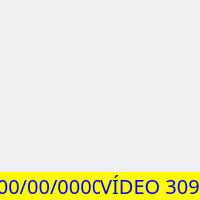
Before: the Qt Designer form panes/items/fvideoitem.ui in victormac3000/Fusion_ffmpeg_studio, drawn with Qt 5.
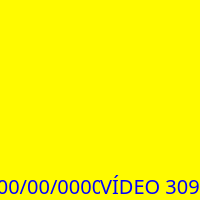
After: the same form once the commit is applied. Icons and pictures are not drawn.

Commit message: Normal equirectangular video player working

Diff of the .ui file:
```diff
--- a/panes/items/fvideoitem.ui
+++ b/panes/items/fvideoitem.ui
@@ -16,11 +16,19 @@
     <height>200</height>
    </size>
   </property>
+  <property name="maximumSize">
+   <size>
+    <width>200</width>
+    <height>200</height>
+   </size>
+  </property>
   <property name="windowTitle">
    <string>Form</string>
   </property>
   <property name="styleSheet">
-   <string notr="true"/>
+   <string notr="true">#FVideoItem {
+	background-color: rgb(255, 251, 0);
+}</string>
   </property>
   <layout class="QVBoxLayout" name="verticalLayout" stretch="100,0">
    <property name="spacing">
```
Left out of the diff: 19 changed lines with no effect on the pictures. The commit also changes 31 other files.
